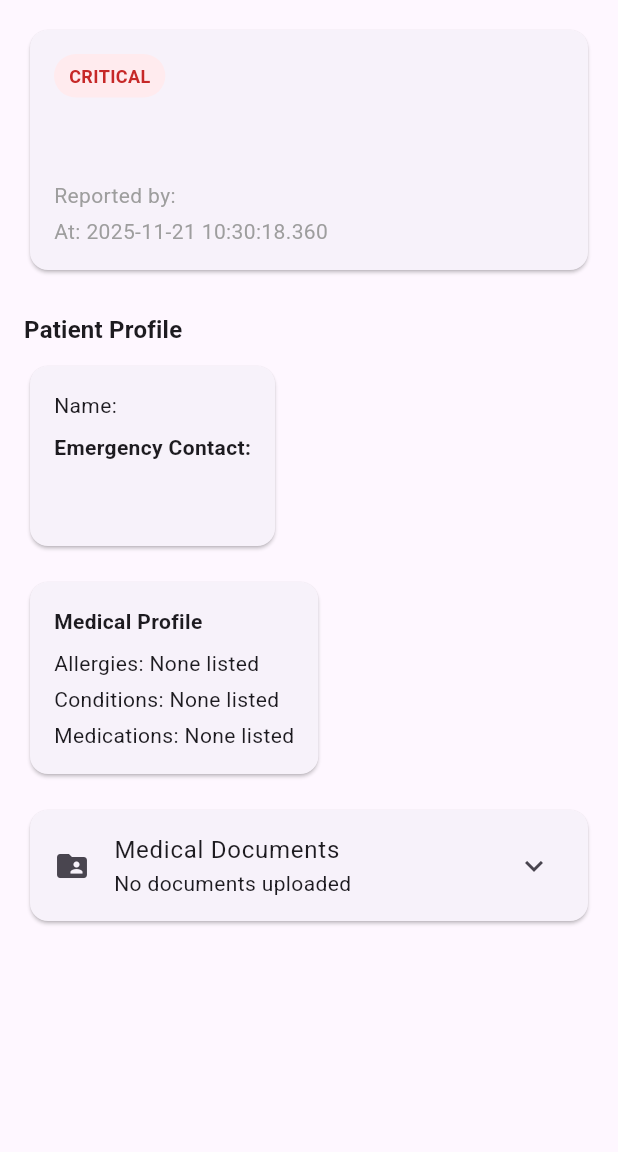
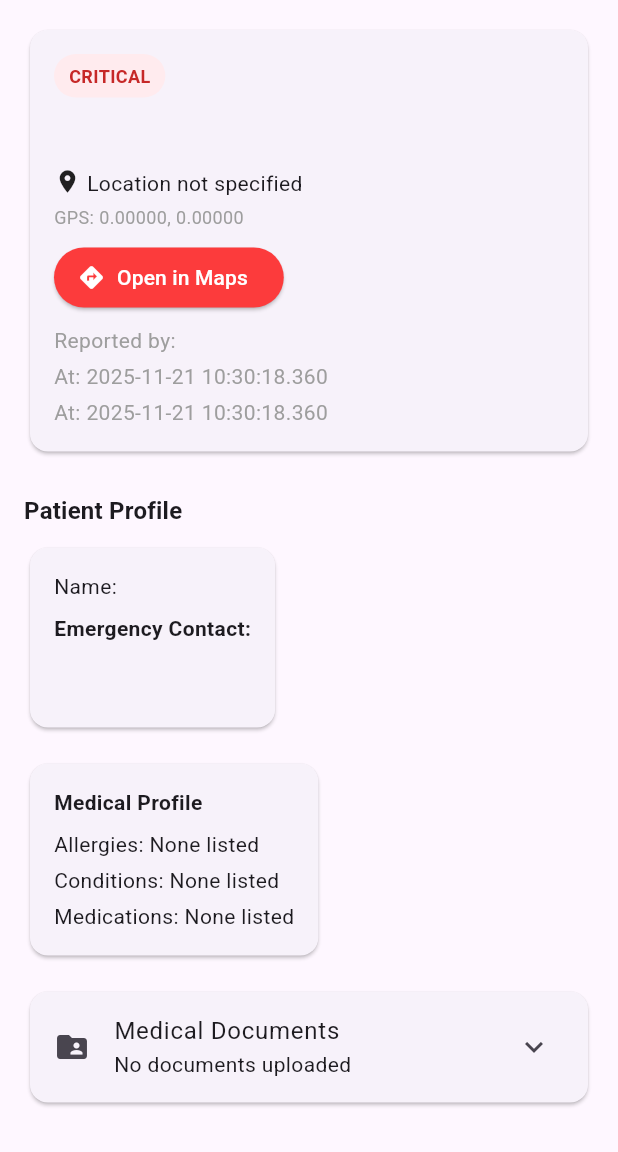
Before and after one commit to barjr/ResQ, a Flutter app: the EmergencyDetailPage screen opened directly with empty values, on a phone screen of 412 x 824 dp, the part 84-1236 px from its top. Run offline on Flutter 3.47's test engine with Material 3 defaults, Android fonts, the phone set to English and light mode, and no system bars; our stand-ins replace cloud_firestore, cloud_functions, file_picker, firebase_auth, firebase_core, firebase_messaging and 4 more; accounts and stored records are empty.

Commit message:
added location view

```diff
--- a/lib/pages/emergency_detail_page.dart
+++ b/lib/pages/emergency_detail_page.dart
@@ -1,5 +1,7 @@
 import 'package:cloud_firestore/cloud_firestore.dart';
 import 'package:flutter/material.dart';
+import 'package:url_launcher/url_launcher.dart';
+
 
 class EmergencyDetailPage extends StatelessWidget {
   final String requestId;
@@ -19,6 +21,8 @@ class EmergencyDetailPage extends StatelessWidget {
     final location = (data['location'] ?? '') as String?;
     final status = (data['status'] ?? 'pending') as String;
     final severity = (data['severity'] ?? 'critical') as String?;
+    final lat = (data['lat'] as num?)?.toDouble();
+    final lng = (data['lng'] as num?)?.toDouble();
     final ts = data['timestamp'] as Timestamp?;
     final timeText = ts != null
         ? '${ts.toDate()}'
@@ -67,24 +71,70 @@ class EmergencyDetailPage extends StatelessWidget {
                       style: const TextStyle(fontSize: 16),
                     ),
                     const SizedBox(height: 12),
-                    if (location != null && location.isNotEmpty)
+                    // Location + maps section
+if ((location != null && location.isNotEmpty) || (lat != null && lng != null))
+  Column(
+    crossAxisAlignment: CrossAxisAlignment.start,
+    children: [
       Row(
+        crossAxisAlignment: CrossAxisAlignment.start,
         children: [
           const Icon(Icons.place, size: 18),
           const SizedBox(width: 4),
           Expanded(
             child: Text(
-                              location,
+              (location != null && location.isNotEmpty)
+                  ? location
+                  : 'Location not specified',
               style: const TextStyle(fontSize: 14),
             ),
           ),
         ],
       ),
+      if (lat != null && lng != null) ...[
+        const SizedBox(height: 4),
+        Text(
+          'GPS: ${lat.toStringAsFixed(5)}, ${lng.toStringAsFixed(5)}',
+          style: const TextStyle(fontSize: 12, color: Colors.grey),
+        ),
         const SizedBox(height: 8),
+        ElevatedButton.icon(
+          onPressed: () async {
+            final uri = Uri.parse(
+              'https://www.google.com/maps/search/?api=1&query=$lat,$lng',
+            );
+            if (await canLaunchUrl(uri)) {
+              await launchUrl(uri, mode: LaunchMode.externalApplication);
+            } else {
+              ScaffoldMessenger.of(context).showSnackBar(
+                const SnackBar(
+                  content: Text('Could not open maps app.'),
+                ),
+              );
+            }
+          },
+          style: ElevatedButton.styleFrom(
+            backgroundColor: const Color(0xFFFC3B3C),
+            foregroundColor: Colors.white,
+          ),
+          icon: const Icon(Icons.directions),
+          label: const Text('Open in Maps'),
+        ),
+      ],
+    ],
+  ),
+const SizedBox(height: 8),
+
 Text(
   'Reported by: $reporterName',
   style: const TextStyle(color: Colors.grey),
 ),
+const SizedBox(height: 4),
+Text(
+  'At: $timeText',
+  style: const TextStyle(color: Colors.grey),
+),
+
                     const SizedBox(height: 4),
                     Text(
                       'At: $timeText',
```
Also changed, not shown: lib/pages/sos_report.dart (+43 -29 lines), lib/services/location_service.dart (renamed from lib/pages/location_service.dart). Lines whose indentation alone changed are shown as unchanged.
